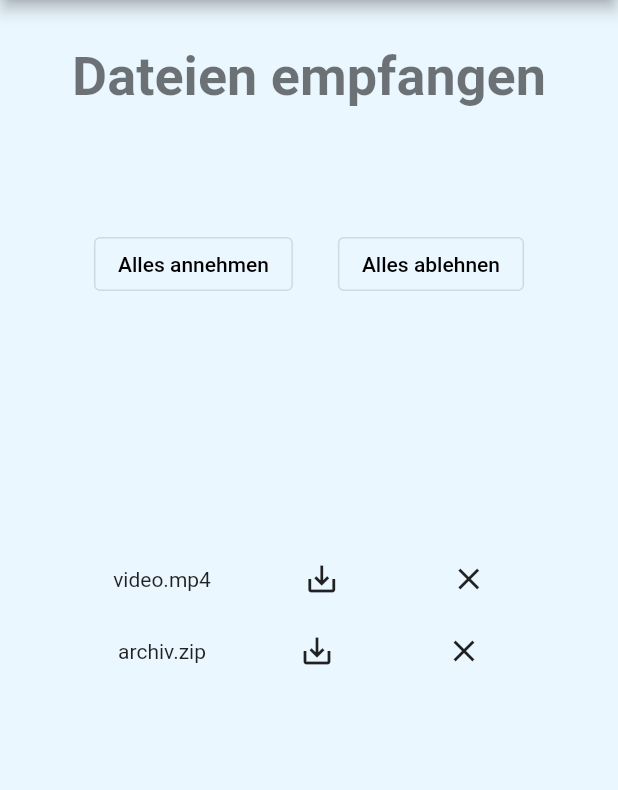
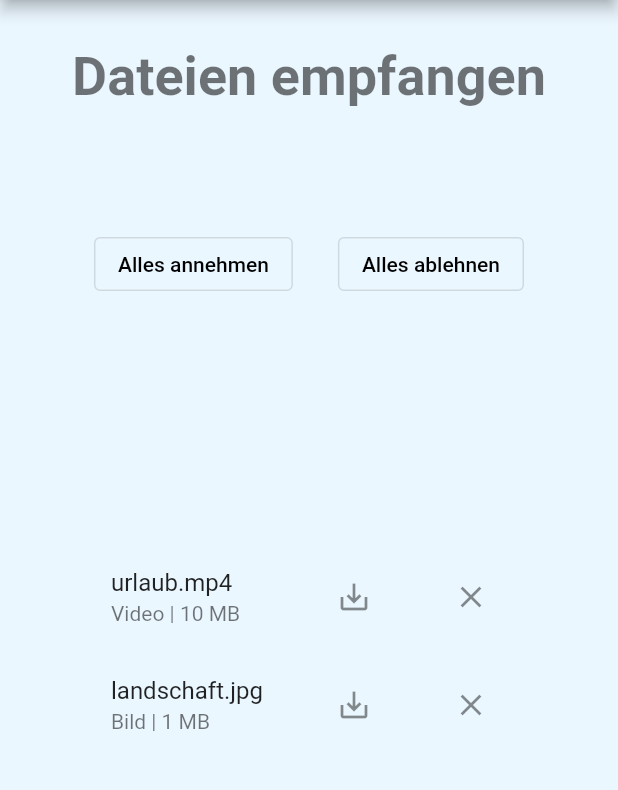
Before and after one commit to szettl135/share2desktop, a Flutter app: the ReceiveFiles screen opened directly, on a phone screen of 412 x 824 dp, the part 84-874 px from its top. Run offline on Flutter 3.47's test engine with Material 2 defaults, Android fonts, the phone set to English and light mode, and no system bars; Roboto replaces fonts that are missing (Arial).

Commit message:
listtile beim annehmen
viel besser

```diff
--- a/lib/receiveFiles.dart
+++ b/lib/receiveFiles.dart
@@ -15,34 +15,74 @@ class _ReceiveFiles extends State<ReceiveFiles> {
     return Scaffold(
         appBar: new AppBar(title: new Text("Share2Desktop")),
         body: Column(children: [
-        Container(padding: EdgeInsets.all(30), child:  Text("Dateien empfangen",style: Theme.of(context).textTheme.headline2)),
+          Container(
+              padding: EdgeInsets.all(30),
+              child: Text("Dateien empfangen",
+                  style: Theme.of(context).textTheme.headline2)),
           SizedBox(height: 50),
-        Row(mainAxisAlignment:MainAxisAlignment.center ,children: [
-          OutlinedButton(child: Text("Alles annehmen"), onPressed: () => {print("alles annehmen")}),SizedBox(width: 30),OutlinedButton(child: Text("Alles ablehnen"), onPressed: () => {print("ablehnen")})
-        ],),
+          Row(
+            mainAxisAlignment: MainAxisAlignment.center,
+            children: [
+              OutlinedButton(
+                  child: Text("Alles annehmen"),
+                  onPressed: () => {print("alles annehmen")}),
+              SizedBox(width: 30),
+              OutlinedButton(
+                  child: Text("Alles ablehnen"),
+                  onPressed: () => {print("ablehnen")})
+            ],
+          ),
           Spacer(flex: 2),
           Container(
-
               padding: EdgeInsets.all(50),
               height: MediaQuery.of(context).size.height * 0.5,
-              child: ListView(
-                padding: const EdgeInsets.all(8),
-                children: <Widget>[
+              child:
+                  ListView(padding: const EdgeInsets.all(8), children: <Widget>[
                 //TextButton(child: Text("video.mp4"),onPressed: () => (print("Video.mp4")),)
 
                 //ein einzelnes Element
-                  Row(mainAxisAlignment:MainAxisAlignment.center,children: [
-                    Text("video.mp4"),SizedBox(width: 50),IconButton(onPressed: () => {print("angenommen")}, icon: const Icon(Icons.save_alt)),SizedBox(width: 50),IconButton(onPressed: () => {print("abgelehnt")}, icon: const Icon(Icons.close))
-                  ],),
+                /*Row(
+                  mainAxisAlignment: MainAxisAlignment.center,
+                  children: [
+                    Text("video.mp4"),
+                    SizedBox(width: 50),
+                    IconButton(
+                        onPressed: () => {print("angenommen")},
+                        icon: const Icon(Icons.save_alt)),
+                    SizedBox(width: 50),
+                    IconButton(
+                        onPressed: () => {print("abgelehnt")},
+                        icon: const Icon(Icons.close))
+                  ],
+                ),*/
 
-                  Row(mainAxisAlignment:MainAxisAlignment.center,children: [
-                    Text("archiv.zip"),SizedBox(width: 50),IconButton(onPressed: () => {print("angenommen")}, icon: const Icon(Icons.save_alt)),SizedBox(width: 50),IconButton(onPressed: () => {print("abgelehnt")}, icon: const Icon(Icons.close))
-                  ],),
-
+                ListTile(
+                  title: Text('urlaub.mp4'),
+                  subtitle: Text('Video | 10 MB'),
+                  trailing: Row(
+                    mainAxisSize: MainAxisSize.min,
+                    children: [
+                      IconButton(onPressed: ()=> {print("annehmen")}, icon: Icon(Icons.save_alt)),
+                      SizedBox(width: 30),
+                      IconButton(onPressed: ()=> {print("ablehnen")}, icon: Icon(Icons.close)),
+                    ],
+                  ),
+                ),
+                //wir verwenden MB statt das richtige MiBi, um Leute nicht zu verwirren (Windows Standard)
+                ListTile(
+                  title: Text('landschaft.jpg'),
+                  subtitle: Text('Bild | 1 MB'),
+                  trailing: Row(
+                    mainAxisSize: MainAxisSize.min,
+                    children: [
+                      IconButton(onPressed: ()=> {print("annehmen")}, icon: Icon(Icons.save_alt)),
+                      SizedBox(width: 30),
+                      IconButton(onPressed: ()=> {print("ablehnen")}, icon: Icon(Icons.close)),
+                    ],
+                  ),
+                )
               ])),
-        Spacer(flex:1)
-
-      ])
-    );
+          Spacer(flex: 1)
+        ]));
   }
 }
```
Lines whose indentation alone changed are shown as unchanged.
